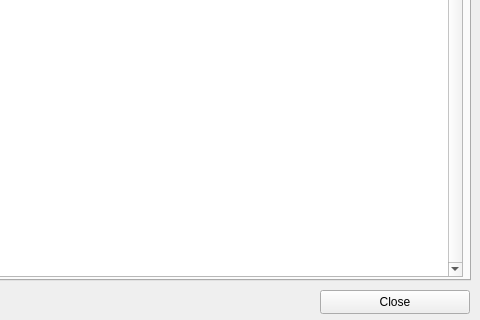
The window that source/ui/resources/FirDetailsWindow.ui (Vatsinator/vatsinator-legacy) describes before a commit, drawn with Qt 5; both pictures show x 320 to 800 and y 180 to 500 of the 800 by 500 pixel window.
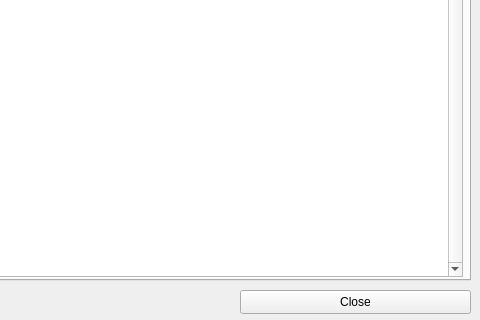
The same window after the commit. Icons and pictures are not drawn.

Diff of the .ui file:
```diff
--- a/source/ui/resources/FirDetailsWindow.ui
+++ b/source/ui/resources/FirDetailsWindow.ui
@@ -193,9 +193,9 @@
   <widget class="QPushButton" name="CloseButton">
    <property name="geometry">
     <rect>
-     <x>640</x>
+     <x>560</x>
      <y>470</y>
-     <width>150</width>
+     <width>231</width>
      <height>24</height>
     </rect>
    </property>
```
